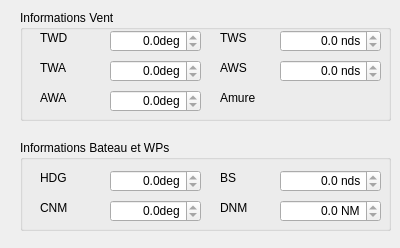
Above: src/Ui/routeInfo.ui from nohal/qtVlm before the change. Below: the same form after it.
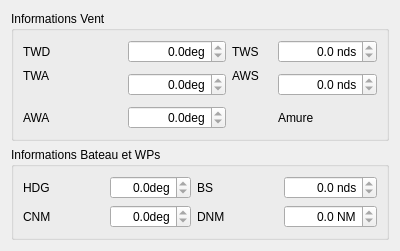
That is the form after the change.

```diff
--- a/src/Ui/routeInfo.ui
+++ b/src/Ui/routeInfo.ui
@@ -7,314 +7,265 @@
     <x>0</x>
     <y>0</y>
     <width>400</width>
-    <height>248</height>
+    <height>243</height>
    </rect>
   </property>
   <property name="windowTitle">
    <string>Dialog</string>
   </property>
+  <layout class="QGridLayout" name="gridLayout">
+   <item row="0" column="0">
   <widget class="QGroupBox" name="groupBox">
-   <property name="geometry">
-    <rect>
-     <x>20</x>
-     <y>10</y>
-     <width>371</width>
-     <height>111</height>
-    </rect>
-   </property>
    <property name="title">
     <string>Informations Vent</string>
    </property>
+     <layout class="QGridLayout" name="gridLayout_2">
+      <item row="0" column="0">
    <widget class="QLabel" name="lTWD">
-    <property name="geometry">
-     <rect>
-      <x>20</x>
-      <y>20</y>
-      <width>41</width>
-      <height>16</height>
-     </rect>
-    </property>
     <property name="text">
      <string>TWD</string>
     </property>
    </widget>
+      </item>
+      <item row="0" column="1">
+       <widget class="QDoubleSpinBox" name="TWD">
+        <property name="alignment">
+         <set>Qt::AlignRight|Qt::AlignTrailing|Qt::AlignVCenter</set>
+        </property>
+        <property name="readOnly">
+         <bool>true</bool>
+        </property>
+        <property name="suffix">
+         <string>deg</string>
+        </property>
+        <property name="decimals">
+         <number>1</number>
+        </property>
+        <property name="maximum">
+         <double>500.000000000000000</double>
+        </property>
+       </widget>
+      </item>
+      <item row="0" column="2">
    <widget class="QLabel" name="lTWS">
-    <property name="geometry">
-     <rect>
-      <x>200</x>
-      <y>20</y>
-      <width>41</width>
-      <height>16</height>
-     </rect>
-    </property>
     <property name="text">
      <string>TWS</string>
     </property>
    </widget>
+      </item>
+      <item row="0" column="3">
+       <widget class="QDoubleSpinBox" name="TWS">
+        <property name="alignment">
+         <set>Qt::AlignRight|Qt::AlignTrailing|Qt::AlignVCenter</set>
+        </property>
+        <property name="readOnly">
+         <bool>true</bool>
+        </property>
+        <property name="suffix">
+         <string> nds</string>
+        </property>
+        <property name="decimals">
+         <number>1</number>
+        </property>
+       </widget>
+      </item>
+      <item row="1" column="0">
    <widget class="QLabel" name="lTWA">
-    <property name="geometry">
-     <rect>
-      <x>20</x>
-      <y>50</y>
-      <width>41</width>
-      <height>16</height>
-     </rect>
-    </property>
     <property name="text">
      <string>TWA</string>
     </property>
    </widget>
+      </item>
+      <item row="1" column="1" rowspan="2">
+       <widget class="QDoubleSpinBox" name="TWA">
+        <property name="alignment">
+         <set>Qt::AlignRight|Qt::AlignTrailing|Qt::AlignVCenter</set>
+        </property>
+        <property name="readOnly">
+         <bool>true</bool>
+        </property>
+        <property name="suffix">
+         <string>deg</string>
+        </property>
+        <property name="decimals">
+         <number>1</number>
+        </property>
+        <property name="maximum">
+         <double>500.000000000000000</double>
+        </property>
+       </widget>
+      </item>
+      <item row="1" column="2">
    <widget class="QLabel" name="lAWS">
-    <property name="geometry">
-     <rect>
-      <x>200</x>
-      <y>50</y>
-      <width>41</width>
-      <height>16</height>
-     </rect>
-    </property>
     <property name="text">
      <string>AWS</string>
     </property>
    </widget>
+      </item>
+      <item row="1" column="3" rowspan="2">
+       <widget class="QDoubleSpinBox" name="AWS">
+        <property name="alignment">
+         <set>Qt::AlignRight|Qt::AlignTrailing|Qt::AlignVCenter</set>
+        </property>
+        <property name="readOnly">
+         <bool>true</bool>
+        </property>
+        <property name="suffix">
+         <string> nds</string>
+        </property>
+        <property name="decimals">
+         <number>1</number>
+        </property>
+       </widget>
+      </item>
+      <item row="2" column="2" rowspan="2">
+       <widget class="QLabel" name="iconWind">
+        <property name="sizePolicy">
+         <sizepolicy hsizetype="Fixed" vsizetype="Fixed">
+          <horstretch>0</horstretch>
+          <verstretch>0</verstretch>
+         </sizepolicy>
+        </property>
+        <property name="minimumSize">
+         <size>
+          <width>40</width>
+          <height>40</height>
+         </size>
+        </property>
+        <property name="maximumSize">
+         <size>
+          <width>40</width>
+          <height>40</height>
+         </size>
+        </property>
+        <property name="text">
+         <string/>
+        </property>
+       </widget>
+      </item>
+      <item row="3" column="0">
    <widget class="QLabel" name="lAWA">
-    <property name="geometry">
-     <rect>
-      <x>20</x>
-      <y>80</y>
-      <width>41</width>
-      <height>16</height>
-     </rect>
-    </property>
     <property name="text">
      <string>AWA</string>
     </property>
    </widget>
+      </item>
+      <item row="3" column="1">
+       <widget class="QDoubleSpinBox" name="AWA">
+        <property name="alignment">
+         <set>Qt::AlignRight|Qt::AlignTrailing|Qt::AlignVCenter</set>
+        </property>
+        <property name="readOnly">
+         <bool>true</bool>
+        </property>
+        <property name="suffix">
+         <string>deg</string>
+        </property>
+        <property name="decimals">
+         <number>1</number>
+        </property>
+       </widget>
+      </item>
+      <item row="3" column="3">
    <widget class="QLabel" name="amure">
-    <property name="geometry">
-     <rect>
-      <x>200</x>
-      <y>80</y>
-      <width>161</width>
-      <height>16</height>
-     </rect>
-    </property>
     <property name="text">
      <string>Amure</string>
     </property>
    </widget>
-   <widget class="QDoubleSpinBox" name="TWD">
-    <property name="geometry">
-     <rect>
-      <x>90</x>
-      <y>20</y>
-      <width>91</width>
-      <height>22</height>
-     </rect>
-    </property>
-    <property name="alignment">
-     <set>Qt::AlignRight|Qt::AlignTrailing|Qt::AlignVCenter</set>
-    </property>
-    <property name="readOnly">
-     <bool>true</bool>
-    </property>
-    <property name="suffix">
-     <string>deg</string>
-    </property>
-    <property name="decimals">
-     <number>1</number>
-    </property>
-    <property name="maximum">
-     <double>500.000000000000000</double>
-    </property>
-   </widget>
-   <widget class="QDoubleSpinBox" name="TWA">
-    <property name="geometry">
-     <rect>
-      <x>90</x>
-      <y>50</y>
-      <width>91</width>
-      <height>22</height>
-     </rect>
-    </property>
-    <property name="alignment">
-     <set>Qt::AlignRight|Qt::AlignTrailing|Qt::AlignVCenter</set>
-    </property>
-    <property name="readOnly">
-     <bool>true</bool>
-    </property>
-    <property name="suffix">
-     <string>deg</string>
-    </property>
-    <property name="decimals">
-     <number>1</number>
-    </property>
-    <property name="maximum">
-     <double>500.000000000000000</double>
-    </property>
-   </widget>
-   <widget class="QDoubleSpinBox" name="AWA">
-    <property name="geometry">
-     <rect>
-      <x>90</x>
-      <y>80</y>
-      <width>91</width>
-      <height>22</height>
-     </rect>
-    </property>
-    <property name="alignment">
-     <set>Qt::AlignRight|Qt::AlignTrailing|Qt::AlignVCenter</set>
-    </property>
-    <property name="readOnly">
-     <bool>true</bool>
-    </property>
-    <property name="suffix">
-     <string>deg</string>
-    </property>
-    <property name="decimals">
-     <number>1</number>
-    </property>
-   </widget>
-   <widget class="QDoubleSpinBox" name="TWS">
-    <property name="geometry">
-     <rect>
-      <x>260</x>
-      <y>20</y>
-      <width>101</width>
-      <height>22</height>
-     </rect>
-    </property>
-    <property name="alignment">
-     <set>Qt::AlignRight|Qt::AlignTrailing|Qt::AlignVCenter</set>
-    </property>
-    <property name="readOnly">
-     <bool>true</bool>
-    </property>
-    <property name="suffix">
-     <string> nds</string>
-    </property>
-    <property name="decimals">
-     <number>1</number>
-    </property>
-   </widget>
-   <widget class="QDoubleSpinBox" name="AWS">
-    <property name="geometry">
-     <rect>
-      <x>260</x>
-      <y>50</y>
-      <width>101</width>
-      <height>22</height>
-     </rect>
-    </property>
-    <property name="alignment">
-     <set>Qt::AlignRight|Qt::AlignTrailing|Qt::AlignVCenter</set>
-    </property>
-    <property name="readOnly">
-     <bool>true</bool>
-    </property>
-    <property name="suffix">
-     <string> nds</string>
-    </property>
-    <property name="decimals">
-     <number>1</number>
-    </property>
-   </widget>
-  </widget>
+      </item>
+     </layout>
+    </widget>
+   </item>
+   <item row="1" column="0">
   <widget class="QGroupBox" name="groupBox_2">
-   <property name="geometry">
-    <rect>
-     <x>20</x>
-     <y>140</y>
-     <width>371</width>
-     <height>91</height>
-    </rect>
-   </property>
    <property name="title">
     <string>Informations Bateau et WPs</string>
    </property>
-   <widget class="QLabel" name="lTWA_2">
-    <property name="geometry">
-     <rect>
-      <x>200</x>
-      <y>30</y>
-      <width>41</width>
-      <height>16</height>
-     </rect>
-    </property>
-    <property name="text">
-     <string>BS</string>
-    </property>
-   </widget>
+     <layout class="QGridLayout" name="gridLayout_3">
+      <item row="0" column="0">
    <widget class="QLabel" name="lTWA_3">
-    <property name="geometry">
-     <rect>
-      <x>20</x>
-      <y>30</y>
-      <width>41</width>
-      <height>16</height>
-     </rect>
-    </property>
     <property name="text">
      <string>HDG</string>
     </property>
    </widget>
+      </item>
+      <item row="0" column="1">
+       <widget class="QDoubleSpinBox" name="HDG">
+        <property name="alignment">
+         <set>Qt::AlignRight|Qt::AlignTrailing|Qt::AlignVCenter</set>
+        </property>
+        <property name="readOnly">
+         <bool>true</bool>
+        </property>
+        <property name="suffix">
+         <string>deg</string>
+        </property>
+        <property name="decimals">
+         <number>1</number>
+        </property>
+        <property name="maximum">
+         <double>500.000000000000000</double>
+        </property>
+       </widget>
+      </item>
+      <item row="0" column="2">
+       <widget class="QLabel" name="lTWA_2">
+        <property name="text">
+         <string>BS</string>
+        </property>
+       </widget>
+      </item>
+      <item row="0" column="3">
+       <widget class="QDoubleSpinBox" name="BS">
+        <property name="alignment">
+         <set>Qt::AlignRight|Qt::AlignTrailing|Qt::AlignVCenter</set>
+        </property>
+        <property name="readOnly">
+         <bool>true</bool>
+        </property>
+        <property name="suffix">
+         <string> nds</string>
+        </property>
+        <property name="decimals">
+         <number>1</number>
+        </property>
+       </widget>
+      </item>
+      <item row="1" column="0">
    <widget class="QLabel" name="lTWA_4">
-    <property name="geometry">
-     <rect>
-      <x>20</x>
-      <y>60</y>
-      <width>41</width>
-      <height>16</height>
-     </rect>
-    </property>
     <property name="text">
      <string>CNM</string>
     </property>
    </widget>
+      </item>
+      <item row="1" column="1">
+       <widget class="QDoubleSpinBox" name="CNM">
+        <property name="alignment">
+         <set>Qt::AlignRight|Qt::AlignTrailing|Qt::AlignVCenter</set>
+        </property>
+        <property name="readOnly">
+         <bool>true</bool>
+        </property>
+        <property name="suffix">
+         <string>deg</string>
+        </property>
+        <property name="decimals">
+         <number>1</number>
+        </property>
+        <property name="maximum">
+         <double>500.000000000000000</double>
+        </property>
+       </widget>
+      </item>
+      <item row="1" column="2">
    <widget class="QLabel" name="lTWA_5">
-    <property name="geometry">
-     <rect>
-      <x>200</x>
-      <y>60</y>
-      <width>41</width>
-      <height>16</height>
-     </rect>
-    </property>
     <property name="text">
      <string>DNM</string>
     </property>
    </widget>
-   <widget class="QDoubleSpinBox" name="BS">
-    <property name="geometry">
-     <rect>
-      <x>260</x>
-      <y>30</y>
-      <width>101</width>
-      <height>22</height>
-     </rect>
-    </property>
-    <property name="alignment">
-     <set>Qt::AlignRight|Qt::AlignTrailing|Qt::AlignVCenter</set>
-    </property>
-    <property name="readOnly">
-     <bool>true</bool>
-    </property>
-    <property name="suffix">
-     <string> nds</string>
-    </property>
-    <property name="decimals">
-     <number>1</number>
-    </property>
-   </widget>
+      </item>
+      <item row="1" column="3">
    <widget class="QDoubleSpinBox" name="DNM">
-    <property name="geometry">
-     <rect>
-      <x>260</x>
-      <y>60</y>
-      <width>101</width>
-      <height>22</height>
-     </rect>
-    </property>
     <property name="alignment">
      <set>Qt::AlignRight|Qt::AlignTrailing|Qt::AlignVCenter</set>
     </property>
@@ -331,57 +282,11 @@
      <double>10000.000000000000000</double>
     </property>
    </widget>
-   <widget class="QDoubleSpinBox" name="HDG">
-    <property name="geometry">
-     <rect>
-      <x>90</x>
-      <y>30</y>
-      <width>91</width>
-      <height>22</height>
-     </rect>
-    </property>
-    <property name="alignment">
-     <set>Qt::AlignRight|Qt::AlignTrailing|Qt::AlignVCenter</set>
-    </property>
-    <property name="readOnly">
-     <bool>true</bool>
-    </property>
-    <property name="suffix">
-     <string>deg</string>
-    </property>
-    <property name="decimals">
-     <number>1</number>
-    </property>
-    <property name="maximum">
-     <double>500.000000000000000</double>
-    </property>
-   </widget>
-   <widget class="QDoubleSpinBox" name="CNM">
-    <property name="geometry">
-     <rect>
-      <x>90</x>
-      <y>60</y>
-      <width>91</width>
-      <height>22</height>
-     </rect>
-    </property>
-    <property name="alignment">
-     <set>Qt::AlignRight|Qt::AlignTrailing|Qt::AlignVCenter</set>
-    </property>
-    <property name="readOnly">
-     <bool>true</bool>
-    </property>
-    <property name="suffix">
-     <string>deg</string>
-    </property>
-    <property name="decimals">
-     <number>1</number>
-    </property>
-    <property name="maximum">
-     <double>500.000000000000000</double>
-    </property>
-   </widget>
-  </widget>
+      </item>
+     </layout>
+    </widget>
+   </item>
+  </layout>
  </widget>
  <resources/>
  <connections/>
```
Lines whose indentation alone changed are shown as unchanged.
